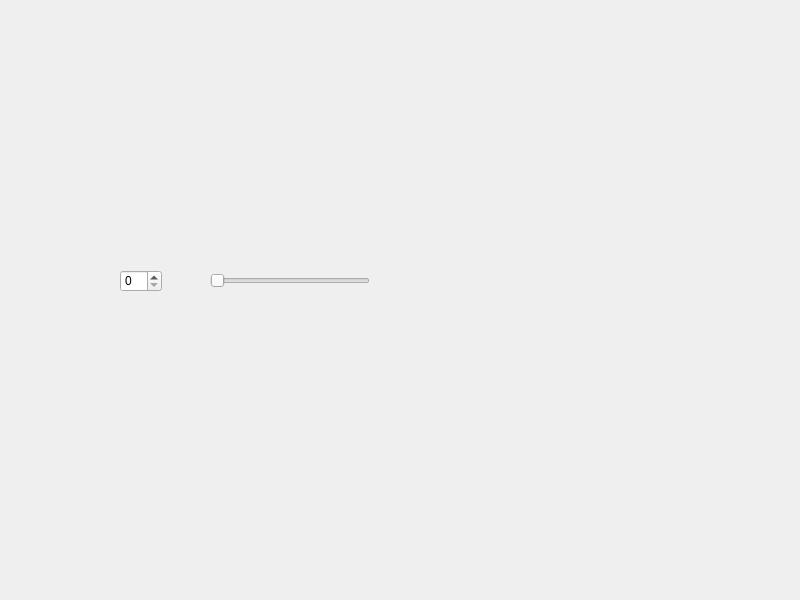
This is widget.ui in GordonGNZ1013/GNZ1013 as Qt 5 draws it before an edit. The edited form follows.
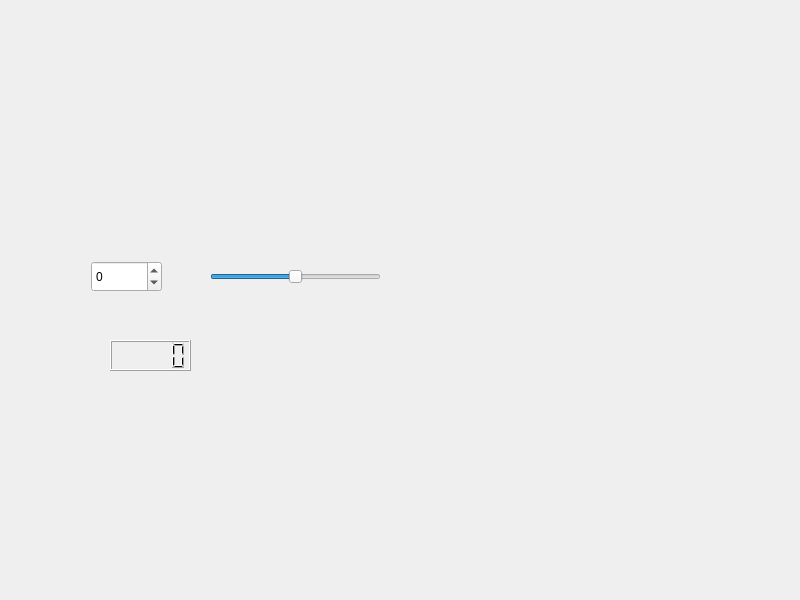
This is the edited form.

Commit message: Project Completed

```diff
--- a/widget.ui
+++ b/widget.ui
@@ -16,26 +16,48 @@
   <widget class="QSpinBox" name="spinBox">
    <property name="geometry">
     <rect>
-     <x>120</x>
-     <y>270</y>
-     <width>42</width>
-     <height>22</height>
+     <x>91</x>
+     <y>261</y>
+     <width>71</width>
+     <height>31</height>
     </rect>
    </property>
+   <property name="minimum">
+    <number>-100</number>
+   </property>
+   <property name="maximum">
+    <number>100</number>
+   </property>
   </widget>
   <widget class="QSlider" name="horizontalSlider">
    <property name="geometry">
     <rect>
      <x>210</x>
-     <y>270</y>
-     <width>160</width>
-     <height>22</height>
+     <y>261</y>
+     <width>171</width>
+     <height>31</height>
     </rect>
    </property>
+   <property name="minimum">
+    <number>-100</number>
+   </property>
+   <property name="maximum">
+    <number>100</number>
+   </property>
    <property name="orientation">
     <enum>Qt::Orientation::Horizontal</enum>
    </property>
   </widget>
+  <widget class="QLCDNumber" name="lcdNumber">
+   <property name="geometry">
+    <rect>
+     <x>110</x>
+     <y>340</y>
+     <width>81</width>
+     <height>31</height>
+    </rect>
+   </property>
+  </widget>
  </widget>
  <resources/>
  <connections>
```
Left out of the diff: 32 changed lines with no effect on the pictures.
